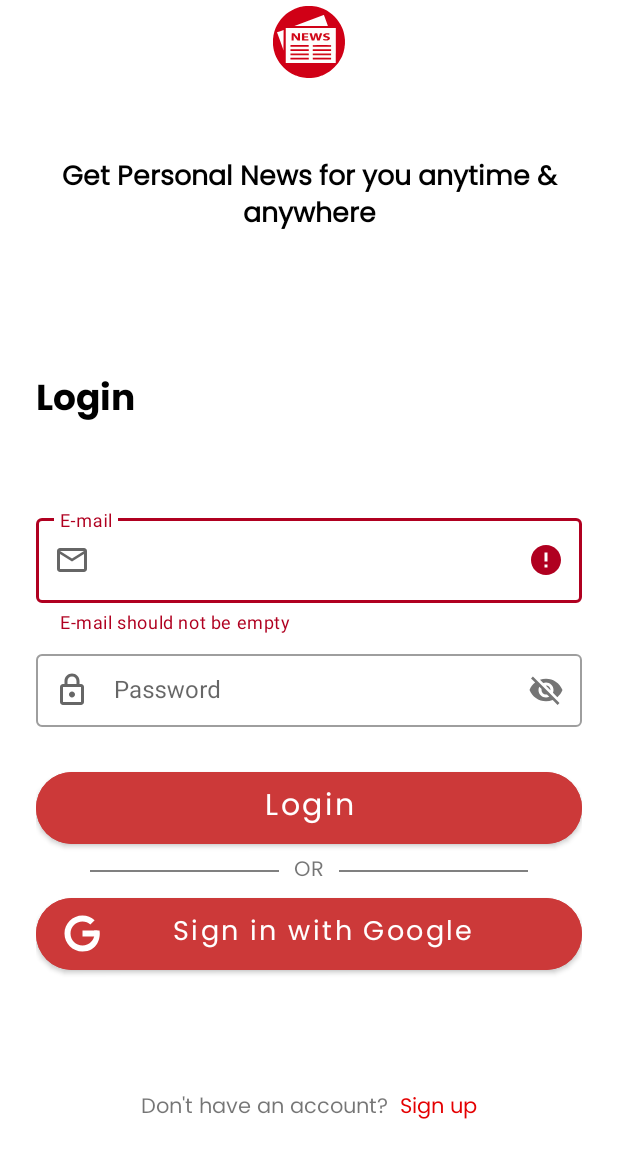
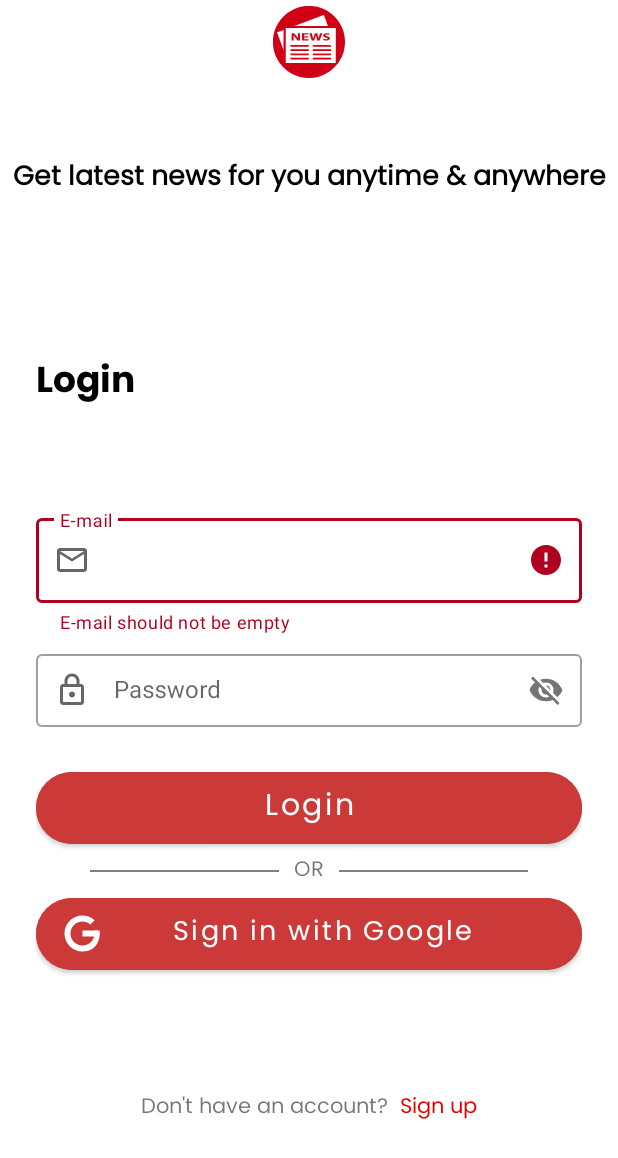
Before and after one commit to Kunkhozhaev/SnapNews, an Android app: the screen it shows after launch (NewsActivity), after a tap on "Login", on a phone screen of 412 x 824 dp. Shown: the top 1158 px of the screen. Run offline under Robolectric (Android 15) with nearby library versions, the phone set to English and light mode, and no system bars; our stand-ins replace Dagger/Hilt's generated code, Firebase (no records; nobody signed in at launch, a user with empty details on screens opened directly), Room's generated code; 1 statement that could not run was skipped; 1 other tap on this screen came first.

Commit message:
Login page text change

```diff
--- a/app/src/main/res/values/strings.xml
+++ b/app/src/main/res/values/strings.xml
@@ -28,7 +28,7 @@
     <string name="tvUsernameText">User Name</string>
     <string name="tvEditPageSurnameTitle">Last name</string>
     <string name="tvEditPageEmailTitle">e-mail</string>
-    <string name="tvSignInPageTitleText"><![CDATA[Get Personal News for you anytime & anywhere]]></string>
+    <string name="tvSignInPageTitleText"><![CDATA[Get latest news for you anytime & anywhere]]></string>
     <string name="tvEmailHintMsg">E-mail</string>
     <string name="tvPasswordHintMsg">Password</string>
     <string name="btnLoginText">Login</string>
```
